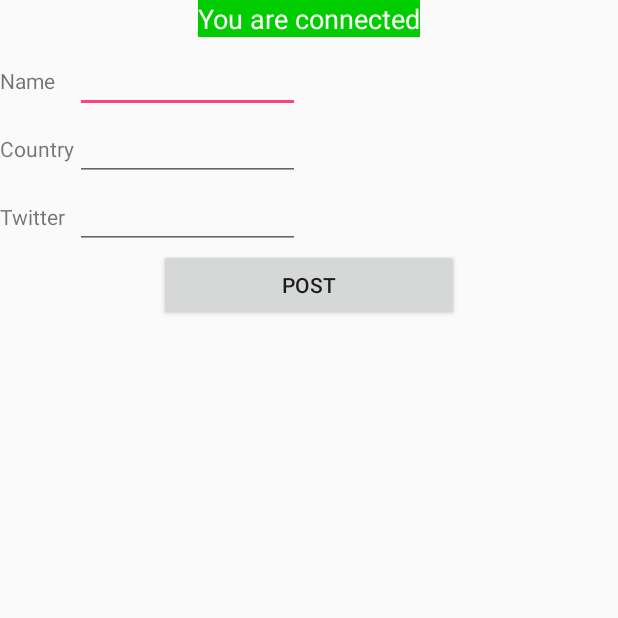
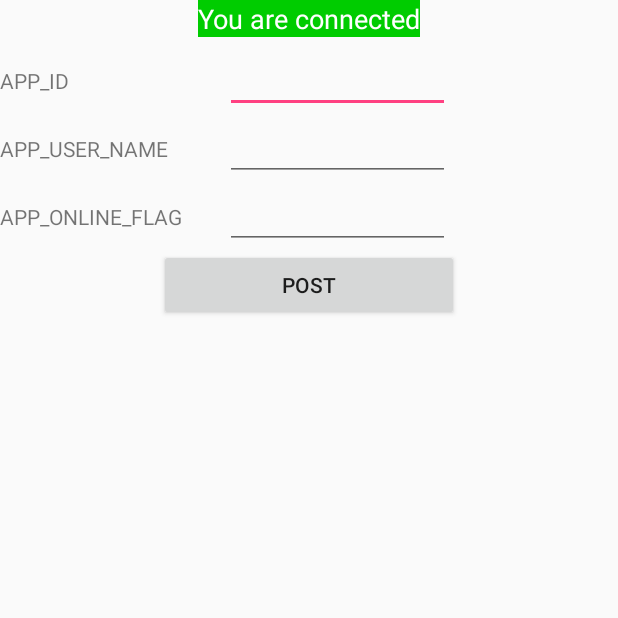
Before and after one commit to neliobnjr/Android-HTTP-Post, an Android app: the screen it shows after launch (MainActivity), after a tap on "POST", on a phone screen of 412 x 824 dp, the top half of it. Run offline under Robolectric (Android 15) with nearby library versions, the phone set to English and light mode, and no system bars.

```diff
--- a/app/src/main/java/com/hmkcode/android/MainActivity.java
+++ b/app/src/main/java/com/hmkcode/android/MainActivity.java
@@ -77,9 +77,9 @@ public class MainActivity extends AppCompatActivity implements OnClickListener
 
             // 3. build jsonObject
             JSONObject jsonObject = new JSONObject();
-            jsonObject.accumulate("name", person.getName());
-            jsonObject.accumulate("country", person.getCountry());
-            jsonObject.accumulate("twitter", person.getTwitter());
+            jsonObject.accumulate("APP_ID", person.getName());
+            jsonObject.accumulate("APP_USER_NAME", person.getCountry());
+            jsonObject.accumulate("APP_ONLINE_FLAG", person.getTwitter());
 
             // 4. convert JSONObject to JSON to String
             json = jsonObject.toString();
@@ -136,7 +136,10 @@ public class MainActivity extends AppCompatActivity implements OnClickListener
                 if(!validate())
                     Toast.makeText(getBaseContext(), "Enter some data!", Toast.LENGTH_LONG).show();
                 // call AsynTask to perform network operation on separate thread
-                new HttpAsyncTask().execute("http://hmkcode.appspot.com/jsonservlet");
+                //new HttpAsyncTask().execute("http://hmkcode.appspot.com/jsonservlet");
+
+                new HttpAsyncTask().execute("http://requestb.in/1m23xmf1");
+
                 break;
         }
 
--- a/app/src/main/res/layout/activity_main.xml
+++ b/app/src/main/res/layout/activity_main.xml
@@ -21,9 +21,9 @@
 
         <TextView
             android:id="@+id/tvName"
-            android:layout_width="50dp"
+            android:layout_width="150dp"
             android:layout_height="wrap_content"
-            android:text="Name"
+            android:text="APP_ID"
             android:layout_alignBaseline="@+id/etName"/>
         <EditText
             android:id="@+id/etName"
@@ -32,10 +32,10 @@
             android:layout_toRightOf="@+id/tvName"/>
         <TextView
             android:id="@+id/tvCountry"
-            android:layout_width="50dp"
+            android:layout_width="150dp"
             android:layout_height="wrap_content"
             android:layout_below="@+id/tvName"
-            android:text="Country"
+            android:text="APP_USER_NAME"
             android:layout_alignBaseline="@+id/etCountry"/>
         <EditText
             android:id="@+id/etCountry"
@@ -45,10 +45,10 @@
             android:layout_below="@+id/etName"/>
         <TextView
             android:id="@+id/tvTwitter"
-            android:layout_width="50dp"
+            android:layout_width="150dp"
             android:layout_height="wrap_content"
             android:layout_below="@+id/tvCountry"
-            android:text="Twitter"
+            android:text="APP_ONLINE_FLAG"
             android:layout_alignBaseline="@+id/etTwitter"/>
         <EditText
             android:id="@+id/etTwitter"
```
